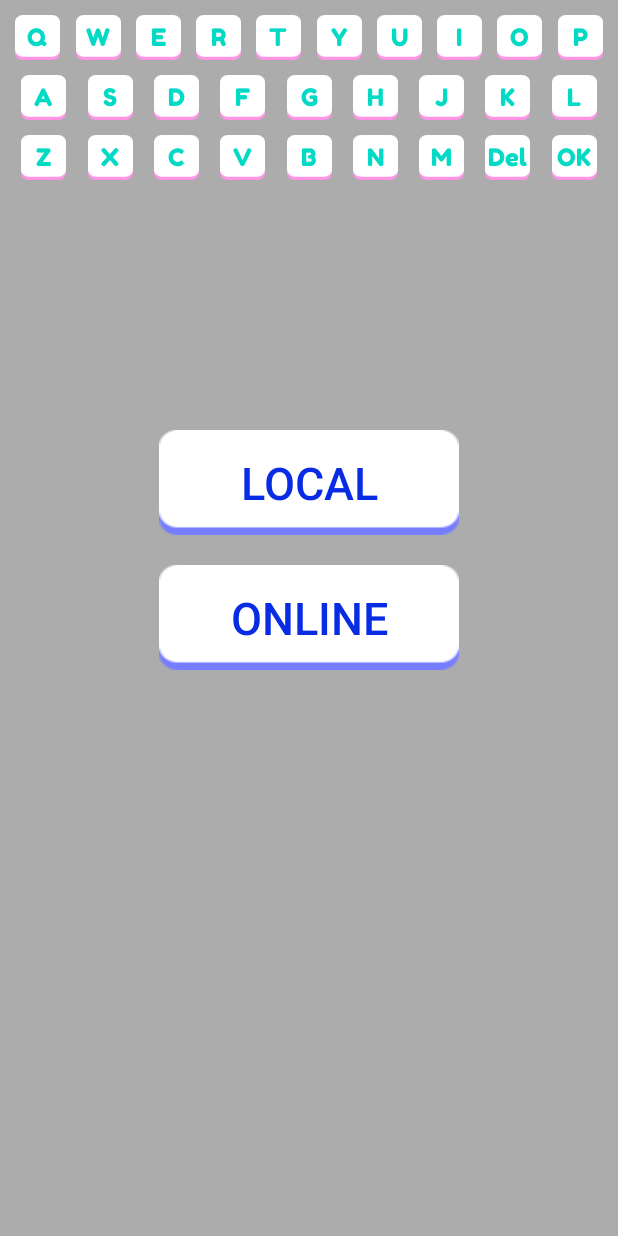
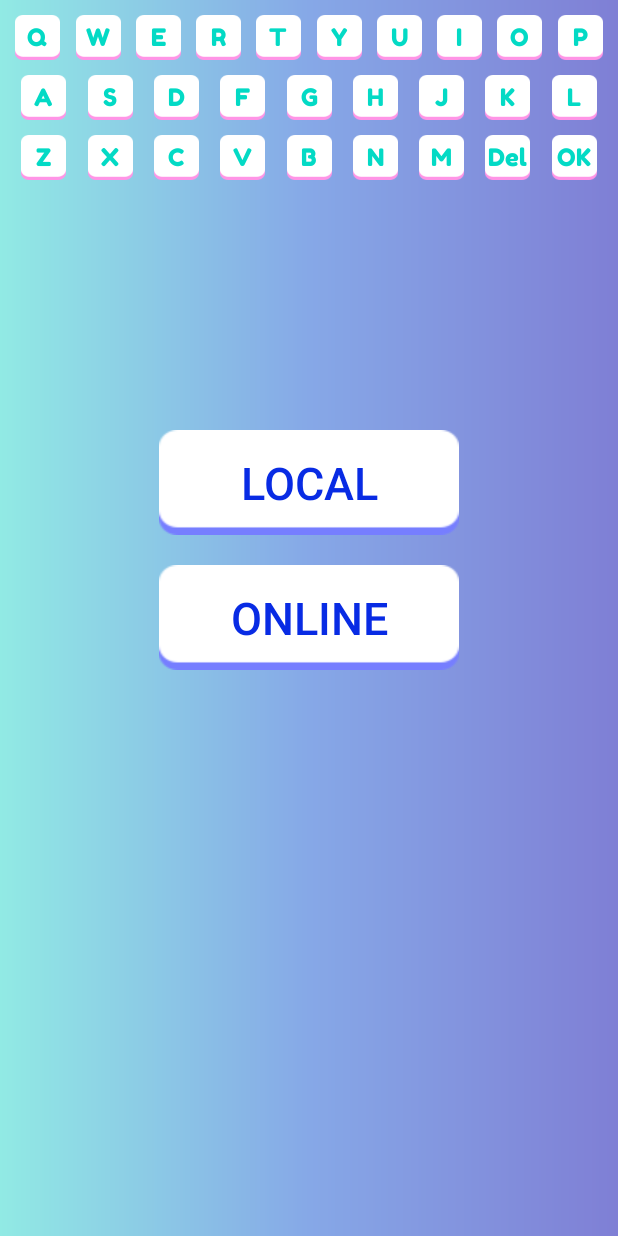
Before and after one commit to dbackspace/WordMatching, an Android app: the screen it shows after launch (MenuActivity), on a phone screen of 412 x 824 dp. Run offline under Robolectric (Android 15) with nearby library versions, the phone set to English and light mode, and no system bars.

Commit message:
background menu

```diff
--- /dev/null
+++ b/app/src/main/res/drawable/bg_menu_gradient.xml
@@ -0,0 +1,7 @@
+<shape xmlns:android="http://schemas.android.com/apk/res/android"
+    android:shape="rectangle">
+    <gradient
+        android:centerColor="@color/gradient_center"
+        android:endColor="@color/gradient_end"
+        android:startColor="@color/gradient_start" />
+</shape>
--- a/app/src/main/res/layout/activity_menu.xml
+++ b/app/src/main/res/layout/activity_menu.xml
@@ -3,12 +3,8 @@
     xmlns:tools="http://schemas.android.com/tools"
     android:layout_width="match_parent"
     android:layout_height="match_parent"
+    android:background="@drawable/bg_menu_gradient"
     tools:context=".ui.menu.MenuActivity">
-
-    <View
-        android:layout_width="match_parent"
-        android:layout_height="match_parent"
-        android:background="#50000000" />
 
     <TextView
         android:id="@+id/tvLocal"
@@ -26,7 +22,6 @@
         android:background="@drawable/bg_button_menu"
         android:text="online" />
 
-    <include
-        layout="@layout/keyboard_portrait"/>
+    <include layout="@layout/keyboard_portrait" />
 
 </RelativeLayout>
--- a/app/src/main/res/values/colors.xml
+++ b/app/src/main/res/values/colors.xml
@@ -14,4 +14,7 @@
     <color name="color_25">#252525</color>
     <color name="color_player_name">#252525</color>
     <color name="color_3CC2F5">#3CC2F5</color>
+    <color name="gradient_start">#91EAE4</color>
+    <color name="gradient_center">#86A8E7</color>
+    <color name="gradient_end">#7F7FD5</color>
 </resources>
```
